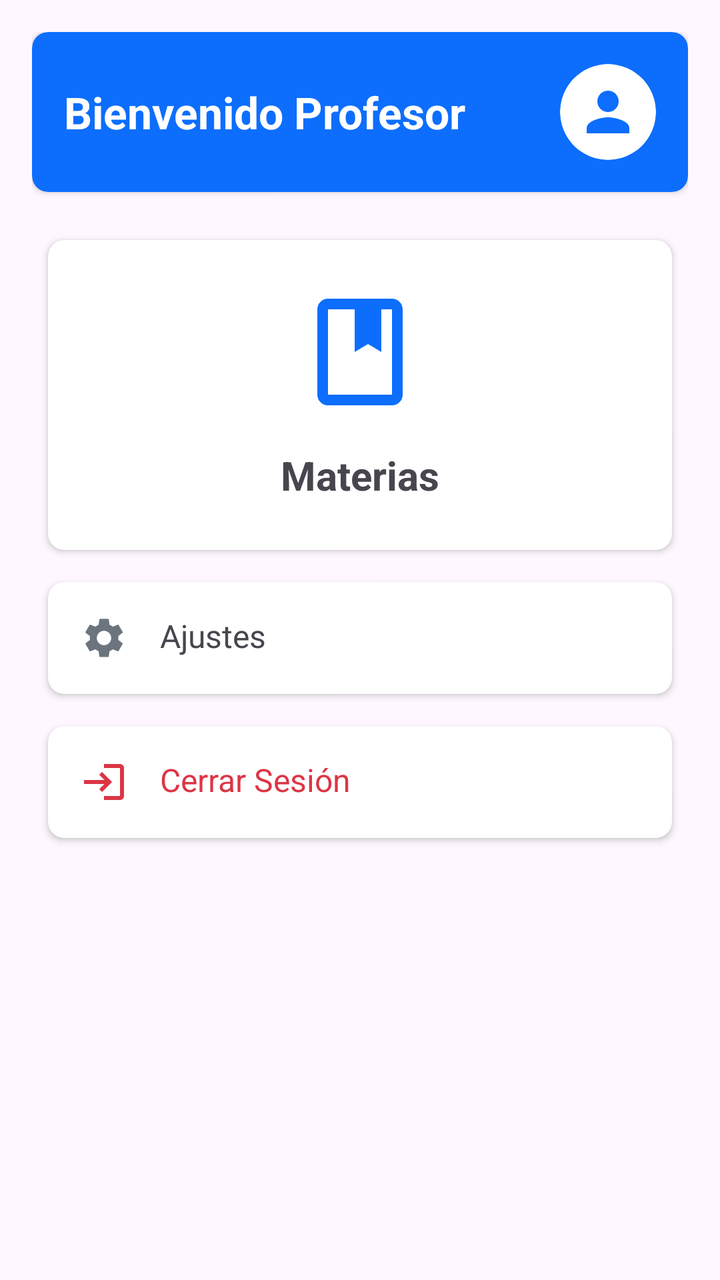
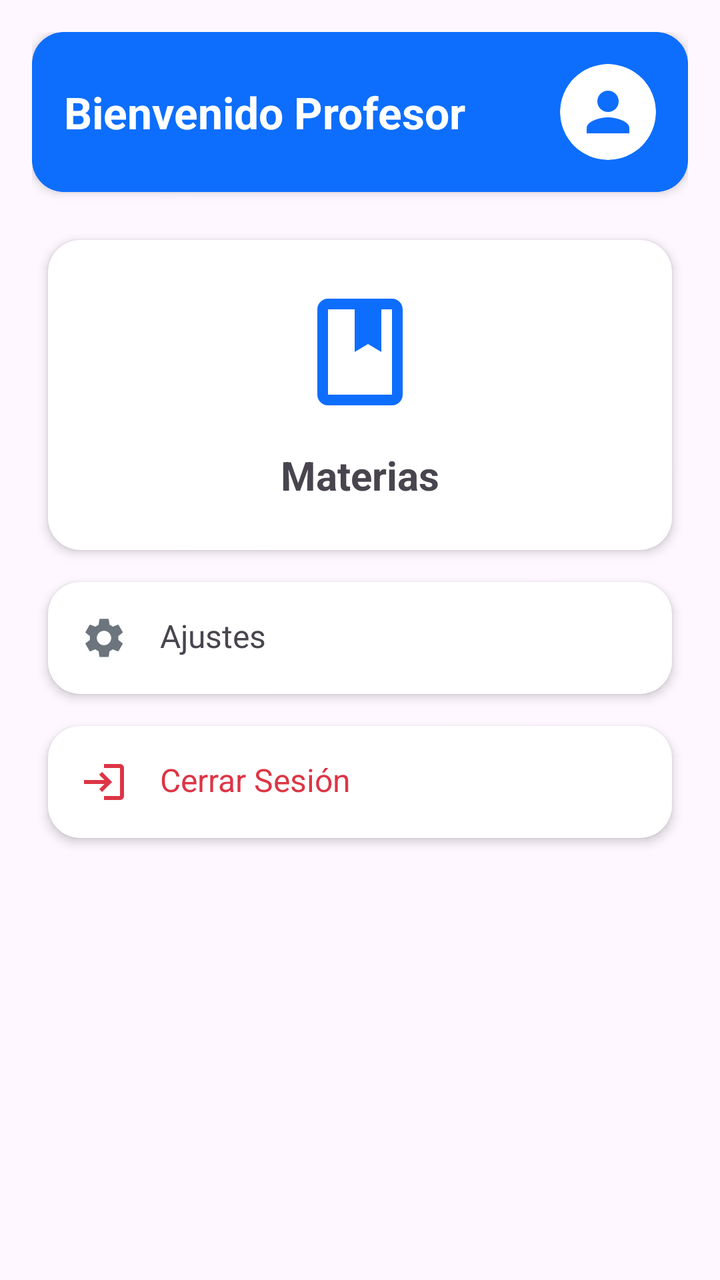

An Android layout rendered at two revisions. The XML below is the earlier revision; the diff shows what the commit changed to produce the second picture.
<!-- AndroidManifest.xml: application theme Theme.MyApplication -->
<!-- res/layout/fragment_professor_home.xml -->
<?xml version="1.0" encoding="utf-8"?>
<LinearLayout xmlns:android="http://schemas.android.com/apk/res/android"
    xmlns:app="http://schemas.android.com/apk/res-auto"
    android:layout_width="match_parent"
    android:layout_height="match_parent"
    android:orientation="vertical"
    android:padding="16dp"
    android:background="?android:attr/colorBackground">

    <androidx.cardview.widget.CardView
        android:id="@+id/cardHeaderProfileProf"
        android:layout_width="match_parent"
        android:layout_height="wrap_content"
        android:layout_marginBottom="16dp"
        app:cardCornerRadius="8dp"
        app:cardElevation="2dp"
        app:cardBackgroundColor="?attr/colorPrimary">
        <RelativeLayout
            android:layout_width="match_parent"
            android:layout_height="wrap_content"
            android:padding="16dp">
            <TextView
                android:id="@+id/tvProfessorName"
                android:layout_width="wrap_content"
                android:layout_height="wrap_content"
                android:layout_alignParentStart="true"
                android:layout_toStartOf="@id/btnGoToProfileProf"
                android:layout_centerVertical="true"
                android:text="Bienvenido Profesor"
                android:textColor="?attr/colorOnPrimary"
                android:textSize="22sp"
                android:textStyle="bold" />

            <androidx.cardview.widget.CardView
                android:id="@+id/btnGoToProfileProf"
                android:layout_width="48dp"
                android:layout_height="48dp"
                app:cardCornerRadius="24dp"
                app:cardElevation="0dp"
                app:cardBackgroundColor="?attr/colorOnPrimary"
                android:layout_alignParentEnd="true"
                android:layout_centerVertical="true"
                android:clickable="true"
                android:focusable="true"
                android:foreground="?android:attr/selectableItemBackground">
                <ImageView
                    android:id="@+id/ivProfileImageProf"
                    android:layout_width="match_parent"
                    android:layout_height="match_parent"
                    android:src="@drawable/ic_person"
                    android:scaleType="centerCrop"
                    app:tint="?attr/colorPrimary"
                    android:padding="8dp"
                    android:contentDescription="Perfil"/>
            </androidx.cardview.widget.CardView>
        </RelativeLayout>
    </androidx.cardview.widget.CardView>

    <androidx.cardview.widget.CardView
        android:id="@+id/cardMySubjects"
        style="@style/Widget.Bootstrap.Card"
        android:layout_width="match_parent"
        android:layout_height="wrap_content"
        android:clickable="true"
        android:focusable="true"
        android:foreground="?attr/selectableItemBackground">
        <LinearLayout
            android:layout_width="match_parent"
            android:layout_height="wrap_content"
            android:orientation="vertical"
            android:padding="24dp"
            android:gravity="center">
            <ImageView
                android:layout_width="64dp"
                android:layout_height="64dp"
                android:src="@drawable/ic_book"
                app:tint="@color/bs_primary"/>
            <TextView
                android:layout_width="wrap_content"
                android:layout_height="wrap_content"
                android:text="Materias"
                android:textSize="20sp"
                android:textStyle="bold"
                android:layout_marginTop="16dp"/>
        </LinearLayout>
    </androidx.cardview.widget.CardView>

    <androidx.cardview.widget.CardView
        android:id="@+id/cardSettings"
        style="@style/Widget.Bootstrap.Card"
        android:layout_width="match_parent"
        android:layout_height="wrap_content"
        android:layout_marginTop="16dp"
        android:clickable="true"
        android:focusable="true"
        android:foreground="?attr/selectableItemBackground">
        <RelativeLayout
            android:layout_width="match_parent"
            android:layout_height="wrap_content"
            android:padding="16dp">
            <ImageView
                android:id="@+id/iconSettings"
                android:layout_width="24dp"
                android:layout_height="24dp"
                android:src="@drawable/ic_settings"
                app:tint="@color/bs_secondary"/>
            <TextView
                android:layout_width="wrap_content"
                android:layout_height="wrap_content"
                android:layout_toEndOf="@id/iconSettings"
                android:layout_marginStart="16dp"
                android:text="Ajustes"
                android:textSize="16sp"/>
        </RelativeLayout>
    </androidx.cardview.widget.CardView>

    <androidx.cardview.widget.CardView
        android:id="@+id/cardReturnToAdmin"
        style="@style/Widget.Bootstrap.Card"
        android:layout_width="match_parent"
        android:layout_height="wrap_content"
        android:clickable="true"
        android:focusable="true"
        android:foreground="?attr/selectableItemBackground"
        android:visibility="gone">
        <RelativeLayout
            android:layout_width="match_parent"
            android:layout_height="wrap_content"
            android:padding="16dp">
            <ImageView
                android:id="@+id/iconReturn"
                android:layout_width="24dp"
                android:layout_height="24dp"
                android:src="@drawable/ic_search"
                app:tint="@color/bs_info"/>
            <TextView
                android:layout_width="wrap_content"
                android:layout_height="wrap_content"
                android:layout_toEndOf="@id/iconReturn"
                android:layout_marginStart="16dp"
                android:text="Volver a Gestión Administrativa"
                android:textStyle="bold"
                android:textColor="@color/bs_info"
                android:textSize="16sp"/>
        </RelativeLayout>
    </androidx.cardview.widget.CardView>

    <androidx.cardview.widget.CardView
        android:id="@+id/cardLogout"
        style="@style/Widget.Bootstrap.Card"
        android:layout_width="match_parent"
        android:layout_height="wrap_content"
        android:clickable="true"
        android:focusable="true"
        android:foreground="?attr/selectableItemBackground">
        <RelativeLayout
            android:layout_width="match_parent"
            android:layout_height="wrap_content"
            android:padding="16dp">
            <ImageView
                android:id="@+id/iconLogout"
                android:layout_width="24dp"
                android:layout_height="24dp"
                android:src="@drawable/ic_login"
                app:tint="@color/bs_danger"/>
            <TextView
                android:layout_width="wrap_content"
                android:layout_height="wrap_content"
                android:layout_toEndOf="@id/iconLogout"
                android:layout_marginStart="16dp"
                android:text="Cerrar Sesión"
                android:textColor="@color/bs_danger"
                android:textSize="16sp"/>
        </RelativeLayout>
    </androidx.cardview.widget.CardView>

</LinearLayout>
<!-- resources referenced by this layout -->
<resources>
  <color name="bs_danger">#dc3545</color>
  <color name="bs_info">#0dcaf0</color>
  <color name="bs_primary">#0d6efd</color>
  <color name="bs_secondary">#6c757d</color>
  <!-- drawable ic_book (drawable) -->
  <vector xmlns:android="http://schemas.android.com/apk/res/android"
      android:width="24dp"
      android:height="24dp"
      android:viewportWidth="24"
      android:viewportHeight="24">
      <path
          android:fillColor="#FFFFFF"
          android:pathData="M18,2H6C4.9,2 4,2.9 4,4v16c0,1.1 0.9,2 2,2h12c1.1,0 2,-0.9 2,-2V4C20,2.9 19.1,2 18,2zM18,20H6V4h5v8l2.5,-1.5L16,12V4h2V20z" />
  </vector>
  <!-- drawable ic_login (drawable) -->
  <vector xmlns:android="http://schemas.android.com/apk/res/android"
      android:width="24dp"
      android:height="24dp"
      android:viewportWidth="24"
      android:viewportHeight="24">
      <path
          android:fillColor="#FFFFFF"
          android:pathData="M11,7L9.6,8.4l2.6,2.6H2v2h10.2l-2.6,2.6L11,17l5,-5L11,7zM20,19h-8v2h8c1.1,0 2,-0.9 2,-2V5c0,-1.1 -0.9,-2 -2,-2h-8v2h8V19z" />
  </vector>
  <!-- drawable ic_person (drawable) -->
  <vector xmlns:android="http://schemas.android.com/apk/res/android"
      android:width="24dp"
      android:height="24dp"
      android:viewportWidth="24"
      android:viewportHeight="24">
      <path
          android:fillColor="#6c757d"
          android:pathData="M12,12c2.21,0 4,-1.79 4,-4s-1.79,-4 -4,-4 -4,1.79 -4,4 1.79,4 4,4zM12,14c-2.67,0 -8,1.34 -8,4v2h16v-2c0,-2.66 -5.33,-4 -8,-4z" />
  </vector>
  <!-- drawable ic_search (drawable) -->
  <vector xmlns:android="http://schemas.android.com/apk/res/android"
      android:width="24dp"
      android:height="24dp"
      android:viewportWidth="24"
      android:viewportHeight="24">
      <path
          android:fillColor="#000000"
          android:pathData="M15.5,14h-0.79l-0.28,-0.27C15.41,12.59 16,11.11 16,9.5 16,5.91 13.09,3 9.5,3S3,5.91 3,9.5 5.91,16 9.5,16c1.61,0 3.09,-0.59 4.23,-1.57l0.27,0.28v0.79l5,4.99L20.49,19l-4.99,-5zm-6,0C7.01,14 5,11.99 5,9.5S7.01,5 9.5,5 14,7.01 14,9.5 11.99,14 9.5,14z" />
  </vector>
  <style name="Widget.Bootstrap.Card" parent="Widget.Material3.CardView.Elevated">
          <item name="cardBackgroundColor">?attr/colorSurface</item>
          <item name="cardCornerRadius">8dp</item>
          <item name="cardElevation">2dp</item>
          <item name="android:layout_margin">8dp</item>
      </style>
  <style name="Theme.MyApplication" parent="Base.Theme.MyApplication" />
  <style name="Base.Theme.MyApplication" parent="Theme.Material3.DayNight.NoActionBar">
          <item name="colorPrimary">@color/accent_blue</item>
          <item name="colorOnPrimary">@color/white</item>
          <item name="colorSecondary">@color/bs_secondary</item>
          <item name="android:statusBarColor">@color/bs_dark</item>
          <item name="android:windowBackground">@color/bs_light</item>
          <item name="colorSurface">@color/surface_light</item>
      </style>
  <color name="accent_blue">#0d6efd</color>
  <color name="white">#FFFFFFFF</color>
  <color name="bs_dark">#212529</color>
  <color name="bs_light">#f8f9fa</color>
  <color name="surface_light">#FFFFFF</color>
  <!-- unchanged entries left out for length: 1 -->
</resources>

<!-- the commit's change to res/layout/fragment_professor_home.xml (unified diff, before → after) -->
@@ -7,13 +7,15 @@
     android:padding="16dp"
     android:background="?android:attr/colorBackground">
 
-    <androidx.cardview.widget.CardView
+    <com.google.android.material.card.MaterialCardView
         android:id="@+id/cardHeaderProfileProf"
         android:layout_width="match_parent"
         android:layout_height="wrap_content"
         android:layout_marginBottom="16dp"
-        app:cardCornerRadius="8dp"
-        app:cardElevation="2dp"
+        app:cardCornerRadius="16dp"
+        app:strokeColor="?attr/colorPrimary"
+        app:strokeWidth="2dp"
+        app:cardElevation="3dp"
         app:cardBackgroundColor="?attr/colorPrimary">
         <RelativeLayout
             android:layout_width="match_parent"
@@ -54,7 +56,7 @@
                     android:contentDescription="Perfil"/>
             </androidx.cardview.widget.CardView>
         </RelativeLayout>
-    </androidx.cardview.widget.CardView>
+    </com.google.android.material.card.MaterialCardView>
 
     <androidx.cardview.widget.CardView
         android:id="@+id/cardMySubjects"
<!-- resource entries referenced after the edit -->
@@ -44,10 +44,12 @@
           android:fillColor="#000000"
           android:pathData="M15.5,14h-0.79l-0.28,-0.27C15.41,12.59 16,11.11 16,9.5 16,5.91 13.09,3 9.5,3S3,5.91 3,9.5 5.91,16 9.5,16c1.61,0 3.09,-0.59 4.23,-1.57l0.27,0.28v0.79l5,4.99L20.49,19l-4.99,-5zm-6,0C7.01,14 5,11.99 5,9.5S7.01,5 9.5,5 14,7.01 14,9.5 11.99,14 9.5,14z" />
   </vector>
-  <style name="Widget.Bootstrap.Card" parent="Widget.Material3.CardView.Elevated">
+  <style name="Widget.Bootstrap.Card" parent="Widget.Material3.CardView.Outlined">
           <item name="cardBackgroundColor">?attr/colorSurface</item>
-          <item name="cardCornerRadius">8dp</item>
-          <item name="cardElevation">2dp</item>
+          <item name="cardCornerRadius">16dp</item>
+          <item name="cardElevation">3dp</item>
+          <item name="strokeColor">?attr/colorPrimary</item>
+          <item name="strokeWidth">2dp</item>
           <item name="android:layout_margin">8dp</item>
       </style>
   <style name="Theme.MyApplication" parent="Base.Theme.MyApplication" />
@@ -58,12 +60,21 @@
           <item name="android:statusBarColor">@color/bs_dark</item>
           <item name="android:windowBackground">@color/bs_light</item>
           <item name="colorSurface">@color/surface_light</item>
+          <item name="materialCardViewStyle">@style/Widget.Bootstrap.Card</item>
+          <item name="cardViewStyle">@style/Widget.Bootstrap.Card</item>
+          <item name="alertDialogTheme">@style/Theme.MyApplication.Dialog</item>
       </style>
   <color name="accent_blue">#0d6efd</color>
   <color name="white">#FFFFFFFF</color>
   <color name="bs_dark">#212529</color>
   <color name="bs_light">#f8f9fa</color>
   <color name="surface_light">#FFFFFF</color>
+  <style name="Theme.MyApplication.Dialog" parent="ThemeOverlay.Material3.MaterialAlertDialog">
+          <item name="shapeAppearanceOverlay">@style/ShapeAppearance.MyApplication.Dialog</item>
+      </style>
+  <style name="ShapeAppearance.MyApplication.Dialog" parent="ShapeAppearance.Material3.LargeComponent">
+          <item name="cornerSize">20dp</item>
+      </style>
   <!-- unchanged entries left out for length: 1 -->
 </resources>
 
